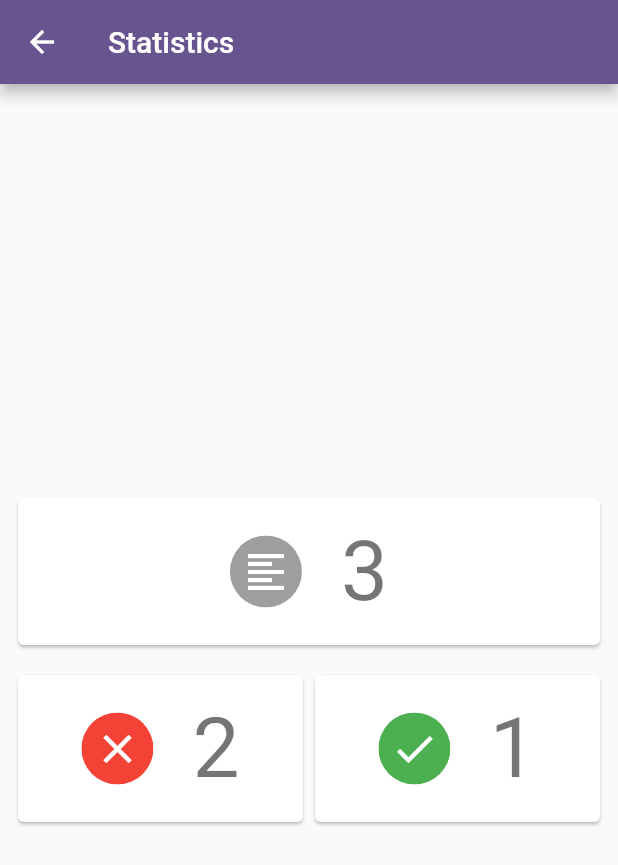
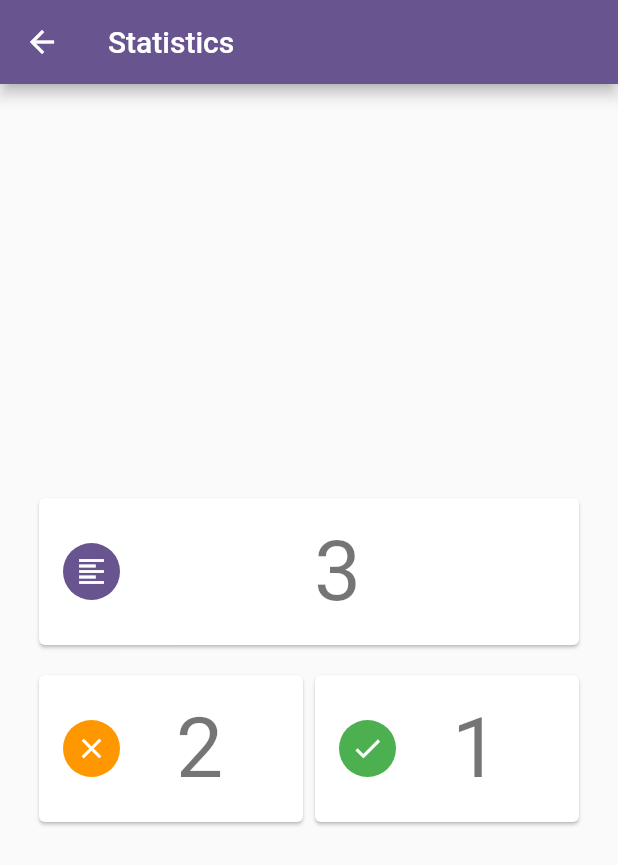
Before and after one commit to SidiqovAbbos/todo_app_gdg, a Flutter app: the screen it shows after launch, after a tap on the "line axis" icon, on a phone screen of 412 x 824 dp. Shown: the top 865 px of the screen. Run offline on Flutter 3.47's test engine with Material 3 defaults, Android fonts, the phone set to English and light mode, and no system bars.

Commit message:
fix cards

```diff
--- a/lib/todo/app.dart
+++ b/lib/todo/app.dart
@@ -9,6 +9,7 @@ class MyToDoApp extends StatelessWidget {
   Widget build(BuildContext context) {
     return MaterialApp(
       title: 'To Do App',
+      debugShowCheckedModeBanner: false,
       theme: ThemeData(
         colorScheme: ColorScheme.fromSeed(
           seedColor: const Color.fromRGBO(103, 58, 183, 1),
--- a/lib/todo/pages/home.dart
+++ b/lib/todo/pages/home.dart
@@ -13,8 +13,9 @@ class HomePape extends StatefulWidget {
 }
 
 class _HomePapeState extends State<HomePape> {
-  late final List<ToDoItem> items = dummyItems;
+  final List<ToDoItem> items = dummyItems;
   ToDoFilter currentFilter = ToDoFilter.All;
+
   List<ToDoItem> get filteredItems => switch (currentFilter) {
         ToDoFilter.Active => items.where((e) => !e.done).toList(),
         ToDoFilter.Completed => items.where((e) => e.done).toList(),
--- a/lib/todo/pages/statistics.dart
+++ b/lib/todo/pages/statistics.dart
@@ -13,13 +13,14 @@ class StatisticsPage extends StatelessWidget {
         title: const Text('Statistics'),
       ),
       body: Padding(
-        padding: const EdgeInsets.all(8.0),
+        padding: const EdgeInsets.all(22),
         child: Column(
           mainAxisAlignment: MainAxisAlignment.center,
           children: [
             CardStaticsWidget(
               iconData: Icons.format_align_left_sharp,
               number: items.length,
+              iconColor: Theme.of(context).colorScheme.primary,
             ),
             const SizedBox(height: 12),
             Row(
@@ -28,7 +29,7 @@ class StatisticsPage extends StatelessWidget {
                   child: CardStaticsWidget(
                     iconData: Icons.clear,
                     number: items.where((e) => !e.done).length,
-                    iconColor: Colors.red,
+                    iconColor: Colors.orange,
                   ),
                 ),
                 Expanded(
--- a/lib/todo/widgets/card_statics.dart
+++ b/lib/todo/widgets/card_statics.dart
@@ -17,7 +17,6 @@ class CardStaticsWidget extends StatelessWidget {
       child: Padding(
         padding: const EdgeInsets.all(16),
         child: Row(
-          mainAxisAlignment: MainAxisAlignment.center,
           children: [
             ClipOval(
               child: ColoredBox(
@@ -26,17 +25,20 @@ class CardStaticsWidget extends StatelessWidget {
                   padding: const EdgeInsets.all(8.0),
                   child: Icon(
                     iconData,
-                    size: 32,
+                    size: 22,
                     color: Colors.white,
                   ),
                 ),
               ),
             ),
-            const SizedBox(width: 26),
-            Text(
-              number.toString(),
-              style: Theme.of(context).textTheme.displayMedium,
-            ),
+            Expanded(
+              child: Center(
+                child: Text(
+                  number.toString(),
+                  style: Theme.of(context).textTheme.displayMedium,
+                ),
+              ),
+            )
           ],
         ),
       ),
```
